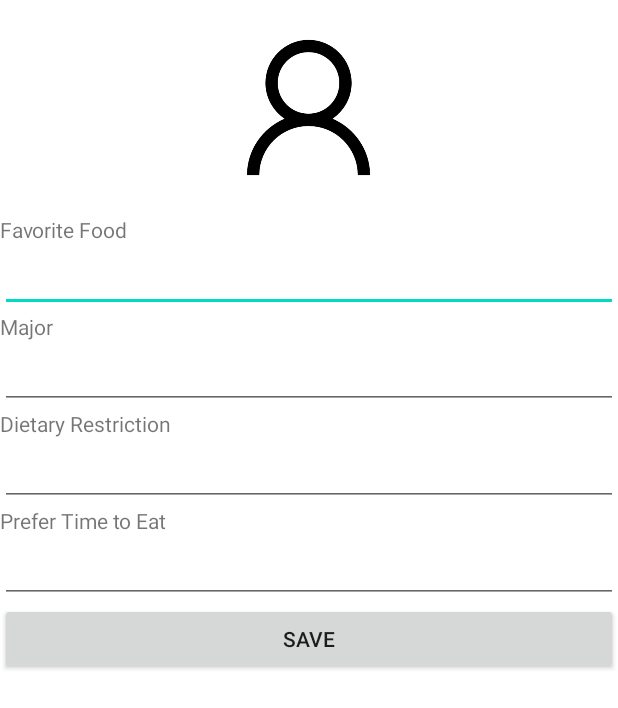
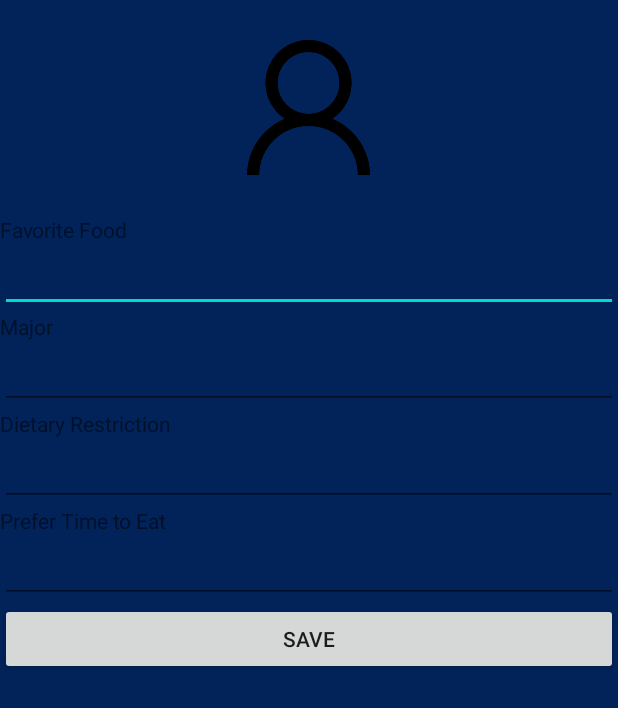
Before and after one commit to Li-Haowei/LetsEat, an Android app: the UserPref screen opened directly, with no data from a screen before it, on a phone screen of 412 x 824 dp. Shown: the top 708 px of the screen. Run offline under Robolectric (Android 15) with nearby library versions, the phone set to English and light mode, and no system bars; our stand-ins replace Firebase (no records; nobody signed in at launch, a user with empty details on screens opened directly), Picasso; pictures from the network do not load.

Commit message:
UserPref.java needed to be polished, theme, font, textview, food selection, and major&time spinner view. Dietary restriction probably needed to be removed

```diff
--- a/app/src/main/java/com/example/letseat/UserPref.java
+++ b/app/src/main/java/com/example/letseat/UserPref.java
@@ -21,6 +21,7 @@ import android.widget.Spinner;
 import android.widget.TextView;
 import android.widget.Toast;
 
+import com.example.letseat.optionsPage.FavoriteFoodCuisine;
 import com.google.android.gms.tasks.OnFailureListener;
 import com.google.android.gms.tasks.OnSuccessListener;
 import com.google.firebase.auth.FirebaseAuth;
@@ -84,7 +85,17 @@ public class UserPref extends AppCompatActivity {
         saveBtn.setText("SAVE");
         saveBtn.setHeight(30);
         saveBtn.setWidth(60);
+        /*
+        Intent foodOptionsIntent = new Intent(view.getContext(), FavoriteFoodCuisine.class);
+        foodOptionsIntent.putExtra("fullName", fullName );
+        foodOptionsIntent.putExtra("email", email);
+        foodOptionsIntent.putExtra("phone", phone);
+        foodOptionsIntent.putExtra("favoriteFood", food);
+        foodOptionsIntent.putExtra("major", user_major);
+        foodOptionsIntent.putExtra("preferTime", time);
+        startActivity(foodOptionsIntent);
 
+         */
 
 
         EditText[] editTextManager = {favoriteFood, major, dietaryRestriction, preferTime};
--- a/app/src/main/res/layout/activity_user_pref.xml
+++ b/app/src/main/res/layout/activity_user_pref.xml
@@ -5,6 +5,7 @@
     android:layout_width="match_parent"
     android:layout_height="match_parent"
     android:orientation="vertical"
+    android:background="@color/theme_color_B"
     android:gravity="center"
     tools:context=".EditProfile">
 
```
